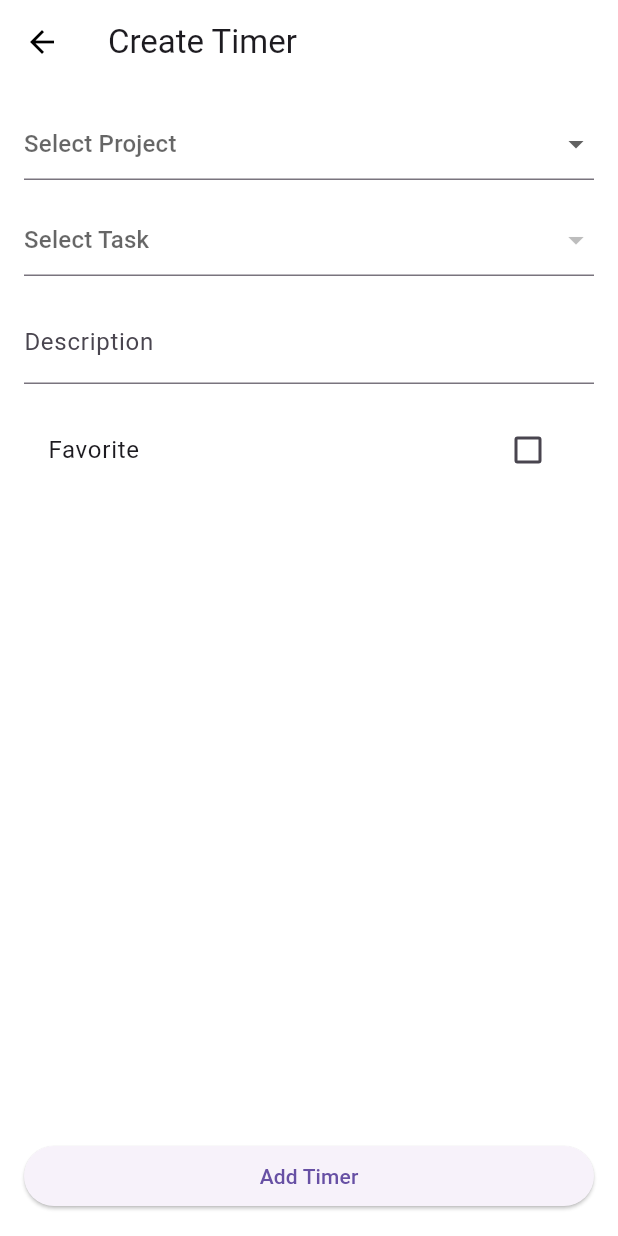
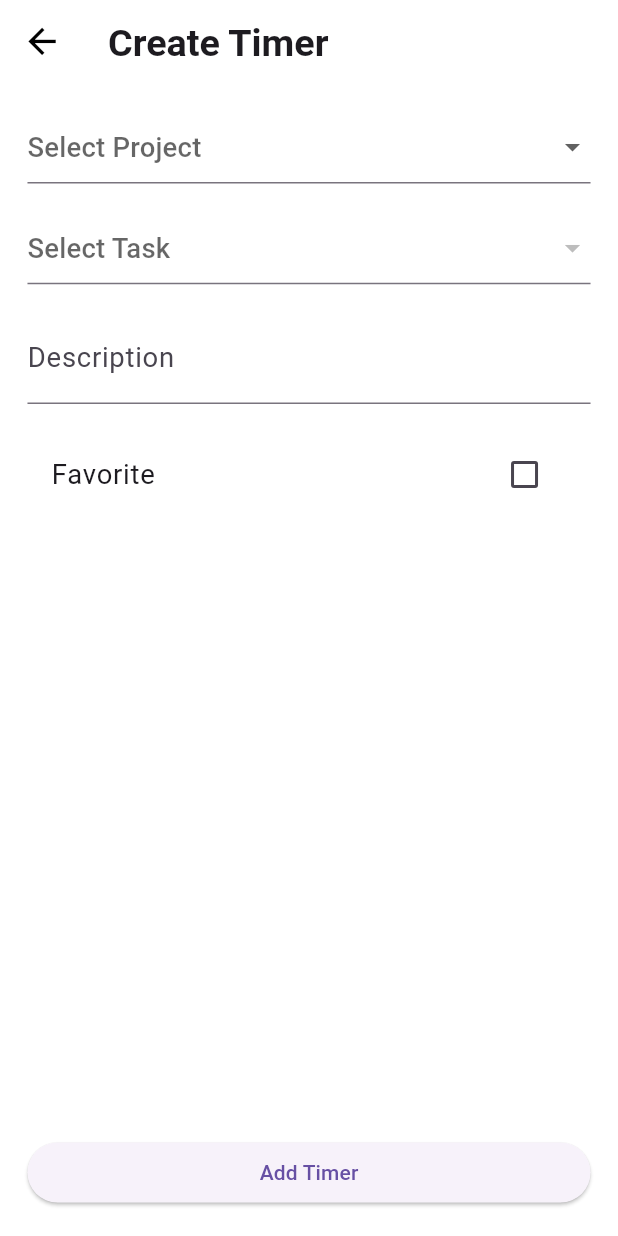
Before and after one commit to shrey258/fleet_assignment, a Flutter app: the screen it shows after launch, after a tap on the "play circle filled" icon, after a tap on the "stop circle" icon, after a tap on the "add" icon, on a phone screen of 412 x 824 dp. Run offline on Flutter 3.47's test engine with Material 3 defaults, Android fonts, the phone set to English and light mode, and no system bars; our stand-ins replace bloc, equatable, flutter_bloc, flutter_screenutil, go_router.

Commit message:
feat: implement responsive UI with flutter_screenutil package

```diff
--- a/lib/app/theme/app_theme.dart
+++ b/lib/app/theme/app_theme.dart
@@ -1,20 +1,25 @@
 import 'package:flutter/material.dart';
+import 'package:flutter_screenutil/flutter_screenutil.dart';
 
 class AppTheme {
   static ThemeData get light {
     return ThemeData(
       primaryColor: const Color(0xFF007AFF),
       scaffoldBackgroundColor: Colors.white,
-      appBarTheme: const AppBarTheme(
+      appBarTheme: AppBarTheme(
         backgroundColor: Colors.white,
         elevation: 0,
         iconTheme: IconThemeData(
           color: Colors.black,
+          size: 24.r,
         ),
       ),
-      textTheme: const TextTheme(
-        displayLarge: TextStyle(fontSize: 24, fontWeight: FontWeight.bold, color: Colors.black),
-        bodyLarge: TextStyle(fontSize: 16, color: Colors.black87),
+      textTheme: TextTheme(
+        displayLarge: TextStyle(fontSize: 24.sp, fontWeight: FontWeight.bold, color: Colors.black),
+        titleLarge: TextStyle(fontSize: 22.sp, fontWeight: FontWeight.bold, color: Colors.black),
+        titleMedium: TextStyle(fontSize: 16.sp, fontWeight: FontWeight.w500, color: Colors.black87),
+        bodyLarge: TextStyle(fontSize: 16.sp, color: Colors.black87),
+        bodySmall: TextStyle(fontSize: 12.sp, color: Colors.black54),
       ),
       buttonTheme: const ButtonThemeData(
         buttonColor: Color(0xFF007AFF),
--- a/lib/features/create_timer/view/create_timer_screen.dart
+++ b/lib/features/create_timer/view/create_timer_screen.dart
@@ -1,4 +1,5 @@
 import 'package:flutter/material.dart';
+import 'package:flutter_screenutil/flutter_screenutil.dart';
 import 'package:flutter_bloc/flutter_bloc.dart';
 import 'package:uuid/uuid.dart';
 import 'package:go_router/go_router.dart';
@@ -39,7 +40,7 @@ class _CreateTimerScreenState extends State<CreateTimerScreen> {
               : state.tasks.where((t) => t.projectId == _selectedProjectId).toList();
 
           return Padding(
-            padding: const EdgeInsets.all(16.0),
+            padding: EdgeInsets.all(16.r),
             child: Form(
               key: _formKey,
               child: Column(
@@ -62,7 +63,7 @@ class _CreateTimerScreenState extends State<CreateTimerScreen> {
                     },
                     validator: (value) => value == null ? 'Please select a project' : null,
                   ),
-                  const SizedBox(height: 16),
+                  SizedBox(height: 16.h),
                   DropdownButtonFormField<String>(
                     value: _selectedTaskId,
                     hint: const Text('Select Task'),
@@ -79,13 +80,13 @@ class _CreateTimerScreenState extends State<CreateTimerScreen> {
                     },
                     validator: (value) => value == null ? 'Please select a task' : null,
                   ),
-                  const SizedBox(height: 16),
+                  SizedBox(height: 16.h),
                   TextFormField(
                     decoration: const InputDecoration(labelText: 'Description'),
                     onSaved: (value) => _description = value ?? '',
                     validator: (value) => (value?.isEmpty ?? true) ? 'Please enter a description' : null,
                   ),
-                  const SizedBox(height: 16),
+                  SizedBox(height: 16.h),
                   CheckboxListTile(
                     title: const Text('Favorite'),
                     value: _isFavorite,
--- a/lib/features/timers_list/widgets/timer_list_item.dart
+++ b/lib/features/timers_list/widgets/timer_list_item.dart
@@ -1,4 +1,5 @@
 import 'package:flutter/material.dart';
+import 'package:flutter_screenutil/flutter_screenutil.dart';
 import 'package:flutter_bloc/flutter_bloc.dart';
 
 import '../../../app/data/models/project_model.dart';
@@ -35,9 +36,9 @@ class TimerListItem extends StatelessWidget {
     return InkWell(
       onTap: () => context.go('/task/${task.id}'),
       child: Card(
-        margin: const EdgeInsets.symmetric(horizontal: 16, vertical: 8),
+        margin: EdgeInsets.symmetric(horizontal: 16.w, vertical: 8.h),
         child: Padding(
-          padding: const EdgeInsets.all(16.0),
+          padding: EdgeInsets.all(16.r),
           child: Row(
             children: [
               Expanded(
@@ -45,12 +46,12 @@ class TimerListItem extends StatelessWidget {
                   crossAxisAlignment: CrossAxisAlignment.start,
                   children: [
                     Text(timer.description, style: Theme.of(context).textTheme.titleMedium),
-                    const SizedBox(height: 8),
+                    SizedBox(height: 8.h),
                     Text('${project.name} - ${task.name}', style: Theme.of(context).textTheme.bodySmall),
                   ],
                 ),
               ),
-              const SizedBox(width: 16),
+              SizedBox(width: 16.w),
               Text(
                 _formatDuration(timer.duration),
                 style: Theme.of(context).textTheme.titleLarge?.copyWith(fontWeight: FontWeight.bold),
@@ -59,7 +60,7 @@ class TimerListItem extends StatelessWidget {
                 Row(
                   children: [
                     IconButton(
-                      iconSize: 36,
+                      iconSize: 36.r,
                       icon: Icon(timer.status == TimerStatus.running ? Icons.pause_circle_filled : Icons.play_circle_filled, color: Theme.of(context).primaryColor),
                       onPressed: () {
                         if (timer.status == TimerStatus.running) {
@@ -70,7 +71,7 @@ class TimerListItem extends StatelessWidget {
                       },
                     ),
                     IconButton(
-                      iconSize: 36,
+                      iconSize: 36.r,
                       icon: const Icon(Icons.stop_circle_outlined, color: Colors.red),
                       onPressed: () {
                         bloc.add(StopTimer(timer.id));
@@ -80,8 +81,8 @@ class TimerListItem extends StatelessWidget {
                 )
               else
                 Padding(
-                  padding: const EdgeInsets.only(right: 16.0),
-                  child: Text('Completed', style: TextStyle(color: Colors.green, fontWeight: FontWeight.bold)),
+                  padding: EdgeInsets.only(right: 16.w),
+                  child: Text('Completed', style: Theme.of(context).textTheme.bodyLarge?.copyWith(color: Colors.green, fontWeight: FontWeight.bold)),
                 ),
             ],
           ),
--- a/lib/main.dart
+++ b/lib/main.dart
@@ -1,5 +1,6 @@
 import 'package:flutter/material.dart';
 import 'package:flutter_bloc/flutter_bloc.dart';
+import 'package:flutter_screenutil/flutter_screenutil.dart';
 
 import 'app/data/repositories/timer_repository.dart';
 import 'app/router/app_router.dart';
@@ -23,14 +24,19 @@
           RepositoryProvider.of<TimerRepository>(context),
           const Ticker(),
         )..add(LoadTimers()),
-        child: Builder(builder: (context) {
-          final appRouter = AppRouter(context.read<TimerBloc>());
-          return MaterialApp.router(
-            title: 'Fleet Assignment',
-            theme: AppTheme.light,
-            routerConfig: appRouter.router,
-          );
-        }),
+        child: ScreenUtilInit(
+          designSize: const Size(360, 690),
+          minTextAdapt: true,
+          splitScreenMode: true,
+          builder: (context, child) {
+            final appRouter = AppRouter(context.read<TimerBloc>());
+            return MaterialApp.router(
+              title: 'Timers',
+              theme: AppTheme.light,
+              routerConfig: appRouter.router,
+            );
+          },
+        ),
       ),
     );
   }
--- a/pubspec.yaml
+++ b/pubspec.yaml
@@ -34,6 +34,7 @@ dependencies:
   equatable: ^2.0.5
   uuid: ^4.4.0
   go_router: ^14.2.0
+  flutter_screenutil: ^5.9.0
 
   # The following adds the Cupertino Icons font to your application.
   # Use with the CupertinoIcons class for iOS style icons.
```
Also changed, not shown: pubspec.lock.
